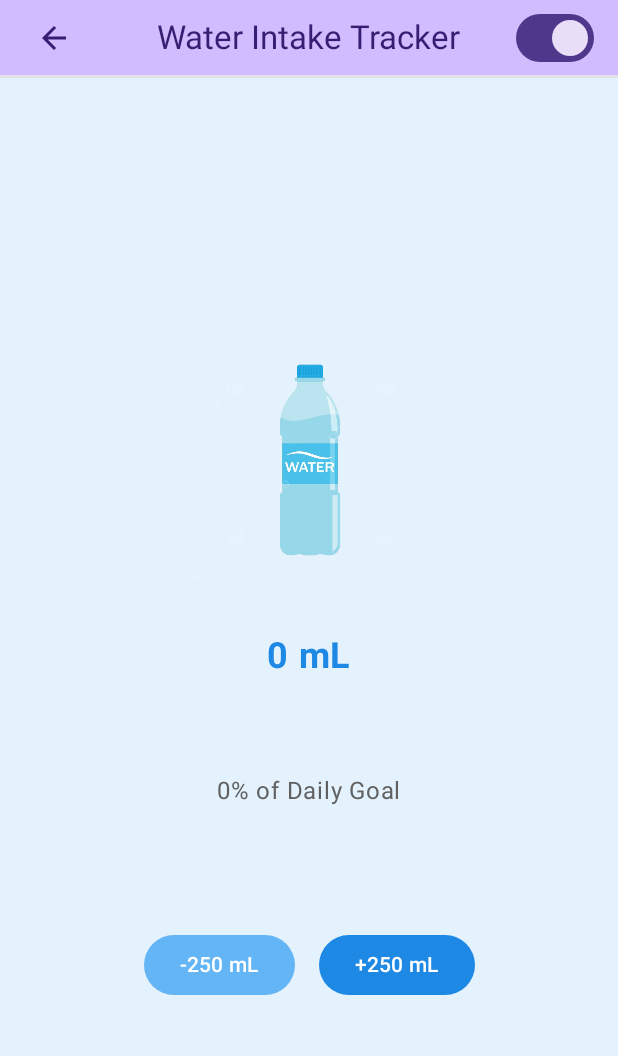
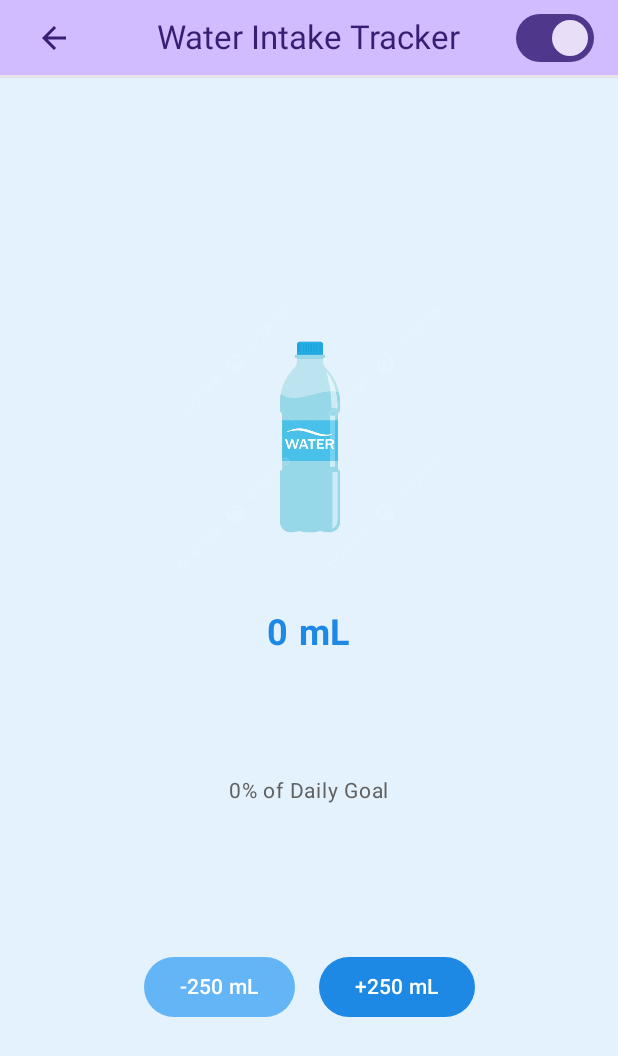
Before and after one commit to amirghari/Task-Beat, an Android app built with Jetpack Compose: the WaterScreen screen opened through its navigation route, on a phone screen of 412 x 824 dp. Shown: the top 1056 px of the screen. Run offline under Robolectric (Android 15) with nearby library versions, the phone set to English and light mode, and no system bars.

Commit message:
Water screen UI is adjusted

```diff
--- a/app/src/main/java/com/example/taskbeat/ui/screens/WaterScreen.kt
+++ b/app/src/main/java/com/example/taskbeat/ui/screens/WaterScreen.kt
@@ -91,13 +91,13 @@ fun WaterIntakeContent(
         Box(contentAlignment = Alignment.Center) {
             CircularProgressIndicator(
                 progress = progress,
-                modifier = Modifier.size(120.dp),
+                modifier = Modifier.size(150.dp),
                 color = Color(0xFF1E88E5),
                 strokeWidth = 8.dp
             )
             Text(
                 text = "${(progress * 100).toInt()}% of Daily Goal",
-                fontSize = 16.sp,
+                fontSize = 14.sp,
                 color = Color(0xFF616161)
             )
         }
```
